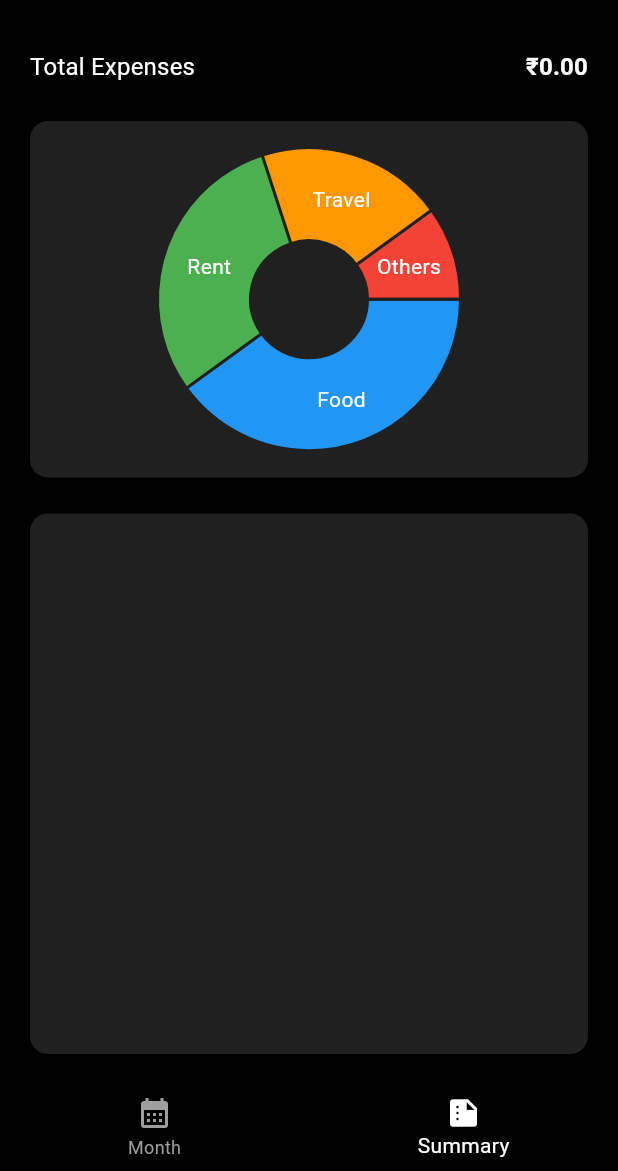
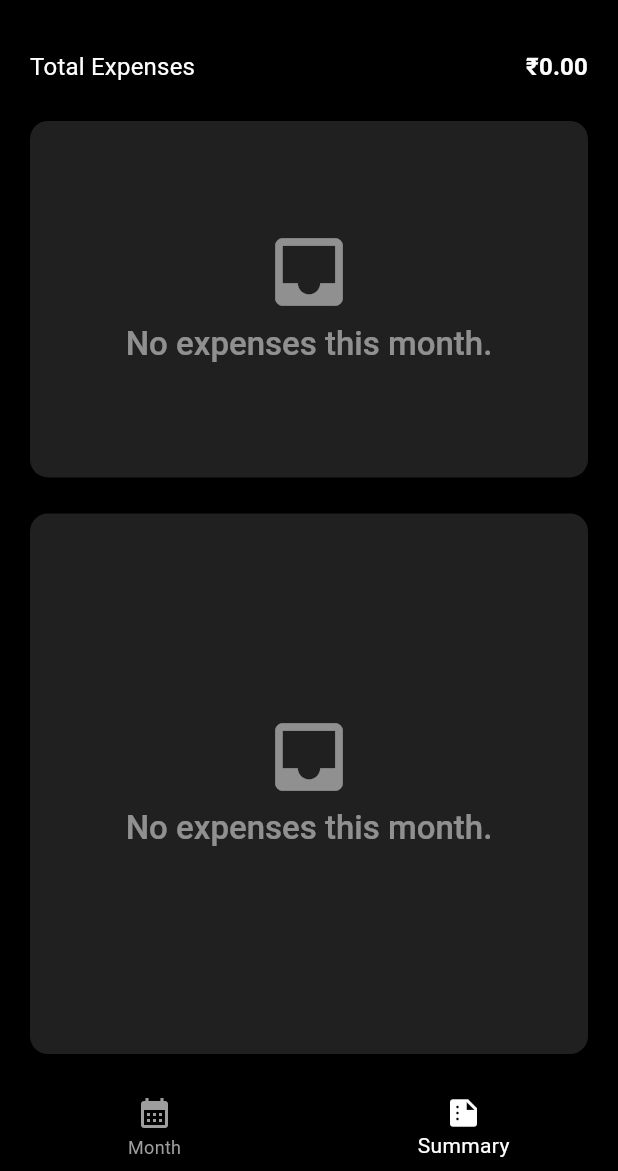
Before and after one commit to Azad99-9/expense_tracker, a Flutter app: the MainScreen screen opened by its route, item 2 of the bottom bar chosen, on a phone screen of 412 x 824 dp, the part 65-1236 px from its top. Run offline on Flutter 3.47's test engine with Material 3 defaults, Android fonts, the phone set to English and light mode, and no system bars; drawn by our look-alikes of fl_chart; our stand-ins replace awesome_notifications, cloud_firestore, firebase_auth, firebase_core, flutter_svg, get_it and 4 more; missing offline and left inert: android_alarm_manager_plus; accounts and stored records are empty; network calls fail.

```diff
--- /dev/null
+++ b/lib/constants/pie_colors.dart
@@ -0,0 +1,22 @@
+// List of vibrant colors for the pie chart
+import 'package:flutter/material.dart';
+
+const List<Color> pieColors = [
+  Color(0xFFE57373), // Red
+  Color(0xFF64B5F6), // Blue
+  Color(0xFF81C784), // Green
+  Color(0xFFFFD54F), // Yellow
+  Color(0xFFBA68C8), // Purple
+  Color(0xFFFF8A65), // Orange
+  Color(0xFF4DB6AC), // Teal
+  Color(0xFFF06292), // Pink
+  Color(0xFFAED581), // Light Green
+  Color(0xFF7986CB), // Indigo
+  Color(0xFFFFB74D), // Amber
+  Color(0xFF4FC3F7), // Light Blue
+  Color(0xFFF4B400), // Golden Yellow
+  Color(0xFFD81B60), // Deep Pink
+  Color(0xFF1E88E5), // Strong Blue
+  Color(0xFF43A047), // Dark Green
+  Color(0xFFFB8C00), // Deep Orange
+];
--- a/lib/main.dart
+++ b/lib/main.dart
@@ -34,7 +34,7 @@ void main() async {
   const int notificationId = 0;
   await AndroidAlarmManager.periodic(
     const Duration(
-      hours: 5,
+      hours: 24,
     ),
     notificationId,
     NotificationService.scheduleNotifications,
--- a/lib/view_model/monthly_summary_view_model.dart
+++ b/lib/view_model/monthly_summary_view_model.dart
@@ -9,6 +9,8 @@ class MonthlySummaryViewModel extends BaseViewModel {
   List<Expenses?> expenses = [];
   double monthlyTotal = 0.0;
   late Box<Expenses?> expensesBox;
+  Map<String, double> categories = {};
+  List<int> colors = [];
 
   String get selectedMonthName => currentDate.month.toString();
   int get selectedYear => currentDate.year;
@@ -19,7 +21,7 @@ class MonthlySummaryViewModel extends BaseViewModel {
     await _fetchMonthlyExpenses();
   }
 
-  Future<List<Expenses?>> getValuesForMonth() async {
+  Future<void> getValuesForMonth() async {
     // Filter values for the specific month and year
     final filteredValues = expensesBox.keys
         .where((key) {
@@ -32,11 +34,24 @@ class MonthlySummaryViewModel extends BaseViewModel {
             expensesBox, key)) // Get values for matching keys
         .toList();
 
-    return filteredValues;
+    for (final expenses in filteredValues) {
+      for (final expense in expenses!.expenses) {
+        // Update the sum for the category
+        categories.update(
+          expense.category,
+          (value) => value + expense.amount,
+          ifAbsent: () => expense.amount,
+        );
+      }
+    }
+
+    monthlyTotal = categories.values.fold(0.0, (sum, value) => sum + value);
+
+    colors = List.generate(categories.length, (i) => i);
   }
 
   Future<void> _fetchMonthlyExpenses() async {
-    expenses = await getValuesForMonth();
+    await getValuesForMonth();
     // Example logic for fetching and aggregating expenses
     // Replace with actual Hive logic
 
--- a/lib/views/home_calendar_screen.dart
+++ b/lib/views/home_calendar_screen.dart
@@ -1,6 +1,5 @@
 import 'package:expense_tracker/locator.dart';
 import 'package:expense_tracker/models/day/day.dart';
-import 'package:expense_tracker/services/theme_service.dart';
 import 'package:expense_tracker/view_model/home_calendar_screen_view_model.dart';
 import 'package:flutter/material.dart';
 import 'package:stacked/stacked.dart';
@@ -29,7 +28,8 @@ class HomeCalendarScreen extends StackedView<HomeCalendarScreenViewModel> {
         leadingWidth: 0,
         leading: Container(),
         backgroundColor: Theme.of(context).primaryColor,
-        title: Text(dateTimeService.getMonthYear(model.isLoading ? DateTime.now() : model.appBarDate)),
+        title: Text(dateTimeService
+            .getMonthYear(model.isLoading ? DateTime.now() : model.appBarDate)),
         actions: [
           Padding(
             padding: const EdgeInsets.symmetric(
@@ -38,9 +38,9 @@ class HomeCalendarScreen extends StackedView<HomeCalendarScreenViewModel> {
             child: Row(
               children: [
                 IconButton(
-                  onPressed: model.onSearch,
+                  onPressed: model.showInfo,
                   icon: Icon(
-                    Icons.search,
+                    Icons.info_outline,
                     color: colorScheme.onPrimary,
                     size: 30,
                   ),
@@ -85,7 +85,7 @@ class HomeCalendarScreen extends StackedView<HomeCalendarScreenViewModel> {
           return Container(
             decoration: BoxDecoration(
               border: Border.all(
-                  color: colorScheme.secondary.withOpacity(0.4), width: 0.5),
+                  color: colorScheme.secondary.withOpacity(0.1), width: 0.5),
             ),
             child: Column(
               crossAxisAlignment: CrossAxisAlignment.center,
@@ -117,7 +117,7 @@ class HomeCalendarScreen extends StackedView<HomeCalendarScreenViewModel> {
                       itemCount: dayExpenses.length,
                       itemBuilder: (context, index) => Container(
                         decoration: BoxDecoration(
-                          color: index % 2 == 0 ? Colors.blue : Colors.green,
+                          color: model.evaluateColor(index, details.date.day),
                           borderRadius: const BorderRadius.all(
                             Radius.circular(10),
                           ),
--- a/lib/views/main_screen.dart
+++ b/lib/views/main_screen.dart
@@ -24,7 +24,9 @@ class MainScreen extends StackedView<MainScreenViewModel> {
         index: viewModel.selectedIndex,
         children: [
           const HomeCalendarScreen(),
-          MonthlySummaryScreen(currentDate: globalDate,),
+          MonthlySummaryScreen(
+            key: ValueKey(viewModel.selectedIndex),
+            currentDate: globalDate,),
         ],
       ),
       bottomNavigationBar: BottomNavigationBar(
--- a/lib/views/monthly_summary.dart
+++ b/lib/views/monthly_summary.dart
@@ -1,3 +1,4 @@
+import 'package:expense_tracker/constants/pie_colors.dart';
 import 'package:expense_tracker/locator.dart';
 import 'package:expense_tracker/views/main_screen.dart';
 import 'package:fl_chart/fl_chart.dart';
@@ -6,8 +7,8 @@ import 'package:stacked/stacked.dart';
 import 'package:expense_tracker/view_model/monthly_summary_view_model.dart';
 
 class MonthlySummaryScreen extends StackedView<MonthlySummaryViewModel> {
-  DateTime currentDate;
-  MonthlySummaryScreen({
+  final DateTime currentDate;
+  const MonthlySummaryScreen({
     super.key,
     required this.currentDate,
   });
@@ -86,34 +87,52 @@ class MonthlySummaryScreen extends StackedView<MonthlySummaryViewModel> {
               child: Card(
                 elevation: 2,
                 color: colorScheme.tertiary.withOpacity(0.2),
-                child: PieChart(
+                child: model.categories.isEmpty
+                    ? Center(
+                        child: Column(
+                        mainAxisAlignment: MainAxisAlignment.center,
+                        children: [
+                          Icon(
+                            Icons.inbox,
+                            color: colorScheme.onPrimary.withOpacity(0.5),
+                            size: 60,
+                          ),
+                          Padding(
+                            padding: const EdgeInsets.symmetric(
+                                vertical: 4, horizontal: 16),
+                            child: Text(
+                              'No expenses this month.',
+                              textAlign: TextAlign.center,
+                              style: textScheme.titleLarge!.copyWith(
+                                  color:
+                                      colorScheme.onPrimary.withOpacity(0.5)),
+                            ),
+                          )
+                        ],
+                      ))
+                    : PieChart(
                         PieChartData(
-                    sections: [
-                      PieChartSectionData(
-                        value: 40,
-                        title: 'Food',
-                        color: Colors.blue,
+                          sections: model.categories.entries
+                              .toList()
+                              .asMap()
+                              .entries
+                              .map((entry) {
+                            final index = entry.key;
+                            final category = entry.value.key;
+                            final amount = entry.value.value;
+
+                            return PieChartSectionData(
+                              value: amount,
+                              title: category,
+                              color: pieColors[
+                                  index], // Prevent out-of-bound errors
                               radius: 60,
+                              titleStyle: textScheme.bodyMedium?.copyWith(
+                                color: Colors.white,
+                                fontWeight: FontWeight.bold,
                               ),
-                      PieChartSectionData(
-                        value: 30,
-                        title: 'Rent',
-                        color: Colors.green,
-                        radius: 60,
-                      ),
-                      PieChartSectionData(
-                        value: 20,
-                        title: 'Travel',
-                        color: Colors.orange,
-                        radius: 60,
-                      ),
-                      PieChartSectionData(
-                        value: 10,
-                        title: 'Others',
-                        color: Colors.red,
-                        radius: 60,
-                      ),
-                    ],
+                            );
+                          }).toList(),
                           sectionsSpace: 2,
                           centerSpaceRadius: 40,
                         ),
@@ -121,35 +140,85 @@ class MonthlySummaryScreen extends StackedView<MonthlySummaryViewModel> {
               ),
             ),
             const SizedBox(height: 16),
+            // List of Daily Expenses
             Expanded(
               flex: 3,
               child: Card(
                 elevation: 2,
                 color: colorScheme.tertiary.withOpacity(0.2),
-                child: ListView.builder(
-                  itemCount: model.expenses.length,
+                child: Padding(
+                  padding: const EdgeInsets.all(8.0),
+                  child: model.categories.isEmpty
+                      ? Center(
+                          child: Column(
+                          mainAxisAlignment: MainAxisAlignment.center,
+                          children: [
+                            Icon(
+                              Icons.inbox,
+                              color: colorScheme.onPrimary.withOpacity(0.5),
+                              size: 60,
+                            ),
+                            Padding(
+                              padding: const EdgeInsets.symmetric(
+                                  vertical: 4, horizontal: 16),
+                              child: Text(
+                                'No expenses this month.',
+                                textAlign: TextAlign.center,
+                                style: textScheme.titleLarge!.copyWith(
+                                    color:
+                                        colorScheme.onPrimary.withOpacity(0.5)),
+                              ),
+                            )
+                          ],
+                        ))
+                      : GridView.builder(
+                          gridDelegate:
+                              const SliverGridDelegateWithFixedCrossAxisCount(
+                            crossAxisCount:
+                                2, // Adjust the number of boxes per row
+                            crossAxisSpacing: 8,
+                            mainAxisSpacing: 8,
+                            childAspectRatio:
+                                2, // Adjust the aspect ratio of each box
+                          ),
+                          itemCount: model.categories.length,
                           itemBuilder: (context, index) {
-                    final dayExpense = model.expenses[index];
-                    return ListTile(
-                      leading: CircleAvatar(
-                        backgroundColor: colorScheme.tertiary.withOpacity(0.3),
-                        child: Text(
-                          dayExpense.toString(),
+                            final entry =
+                                model.categories.entries.elementAt(index);
+                            final category = entry.key;
+                            final amount = entry.value;
+
+                            return Container(
+                              decoration: BoxDecoration(
+                                color: pieColors[index].withOpacity(0.7),
+                                borderRadius: BorderRadius.circular(8),
+                                border: Border.all(
+                                    color: colorScheme.primary, width: 1),
+                              ),
+                              padding: const EdgeInsets.all(12),
+                              child: Column(
+                                mainAxisAlignment: MainAxisAlignment.center,
+                                children: [
+                                  Text(
+                                    category,
+                                    style: textScheme.bodyMedium?.copyWith(
+                                      fontWeight: FontWeight.bold,
+                                      color: colorScheme.onPrimary,
+                                    ),
+                                    textAlign: TextAlign.center,
+                                  ),
+                                  const SizedBox(height: 8),
+                                  Text(
+                                    '₹${amount.toStringAsFixed(2)}',
                                     style: textScheme.bodyMedium?.copyWith(
                                       color: colorScheme.onPrimary,
                                     ),
                                   ),
+                                ],
                               ),
-                      // title: Text(
-                      //   '₹${dayExpense.total.toStringAsFixed(2)}',
-                      //   style: textScheme.bodyMedium,
-                      // ),
-                      // subtitle: Text(
-                      //   'Expenses: ${dayExpense.expenseCount}',
-                      //   style: textScheme.bodySmall,
-                      // ),
                             );
                           },
+                        ),
                 ),
               ),
             ),
--- a/pubspec.yaml
+++ b/pubspec.yaml
@@ -53,6 +53,7 @@ dependencies:
   awesome_notifications: ^0.10.0
   android_alarm_manager_plus: ^4.0.5
   fl_chart: ^0.69.2
+  mockito: ^5.4.4
 
 dev_dependencies:
   flutter_test:
```
Also changed, not shown: lib/constants/alert_symbols.dart (added, +7 -0 lines), lib/view_model/home_calendar_screen_view_model.dart (+107 -11 lines), assets/svgs/failure.svg (added), assets/svgs/success.svg (added), pubspec.lock, 8 other files. Lines whose indentation alone changed are shown as unchanged.
